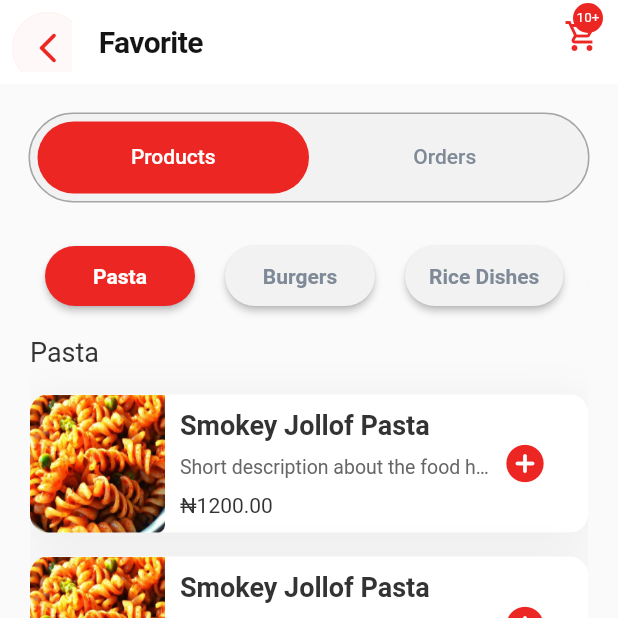
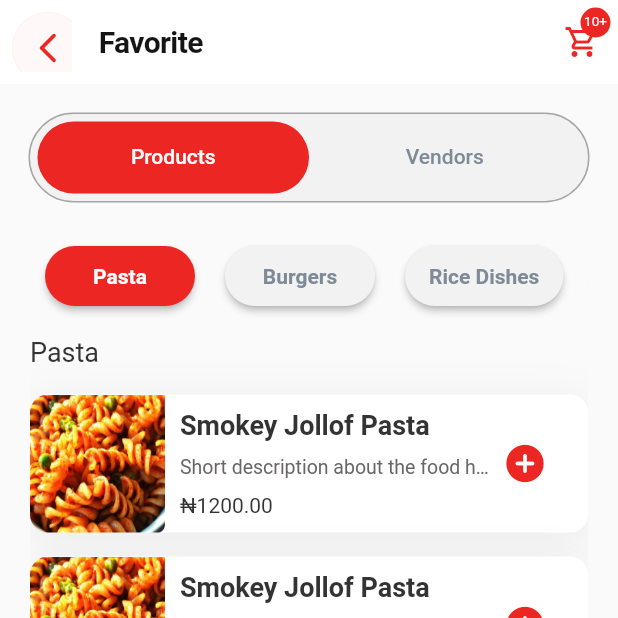
Before and after one commit to bomach-group-company/benji_user, a Flutter app: the Favorite screen opened directly with empty values, on a phone screen of 412 x 824 dp, the top half of it. Run offline on Flutter 3.47's test engine with Material 2 defaults, Android fonts, the phone set to English and light mode, and no system bars; our stand-ins replace csc_picker, firebase_auth, firebase_core, flutter_pw_validator, flutter_spinkit, get and 5 more; accounts and stored records are empty; Roboto replaces fonts that are missing (Sen); project files that could hold a hidden picture were left out.

Commit message:
fixed favorite page

```diff
--- a/lib/app/favorite/favorite.dart
+++ b/lib/app/favorite/favorite.dart
@@ -143,15 +143,15 @@ class _FavoriteState extends State<Favorite>
   }
 
   void _clickOnTabBarOption() async {
-    setState(() {
-      _loadingTabBarContent = true;
-    });
+    // setState(() {
+    //   _loadingTabBarContent = true;
+    // });
 
-    await Future.delayed(const Duration(seconds: 3));
+    // await Future.delayed(const Duration(seconds: 3));
 
-    setState(() {
-      _loadingTabBarContent = false;
-    });
+    // setState(() {
+    //   _loadingTabBarContent = false;
+    // });
   }
 
   //=================================== Show Popup Menu =====================================\\
@@ -272,7 +272,9 @@ class _FavoriteState extends State<Favorite>
         actions: [
           Stack(
             children: [
-              IconButton(
+              Container(
+                alignment: Alignment.center,
+                child: IconButton(
                   onPressed: () {
                     Navigator.of(context).push(
                       MaterialPageRoute(
@@ -286,9 +288,10 @@ class _FavoriteState extends State<Favorite>
                     color: kAccentColor,
                   ),
                 ),
+              ),
               Positioned(
-                top: 2,
-                right: 10,
+                top: 5,
+                right: 5,
                 child: Container(
                   height: 20,
                   width: 20,
@@ -382,7 +385,7 @@ class _FavoriteState extends State<Favorite>
                                   ),
                                   tabs: const [
                                     Tab(text: "Products"),
-                                    Tab(text: "Orders"),
+                                    Tab(text: "Vendors"),
                                   ],
                                 ),
                               ),
--- a/lib/main.dart
+++ b/lib/main.dart
@@ -49,8 +49,8 @@ class MyApp extends StatelessWidget {
       themeMode: ThemeMode.system,
       theme: AppTheme.lightTheme,
       darkTheme: AppTheme.darkTheme,
-      // home: StartupSplashscreen(),
-      home: Home(),
+      home: StartupSplashscreen(),
+      // home: Home(),
       // home: Favorite(
       //   vendorCoverImage:
       //       _vendorStatus ? _onlineVendorsImage : _offlineVendorsImage,
--- a/lib/src/common_widgets/home popular vendors card.dart
+++ b/lib/src/common_widgets/home popular vendors card.dart
@@ -186,8 +186,8 @@ class PopularVendorsCard extends StatelessWidget {
                       crossAxisAlignment: CrossAxisAlignment.start,
                       children: [
                         Container(
-                          width: 20,
-                          height: 20,
+                          width: 24,
+                          height: 24,
                           child: Icon(
                             Icons.star_rounded,
                             color: kAccentColor,
--- a/lib/src/common_widgets/my floating snackbar.dart
+++ b/lib/src/common_widgets/my floating snackbar.dart
@@ -50,7 +50,7 @@ void mySnackBar(
                     ),
                     kHalfSizedBox,
                     Container(
-                      width: MediaQuery.of(context).size.width / 1.7,
+                      width: MediaQuery.of(context).size.width / 2,
                       child: Text(
                         message.toUpperCase(),
                         // overflow: TextOverflow.ellipsis,
```
Lines whose indentation alone changed are shown as unchanged.
